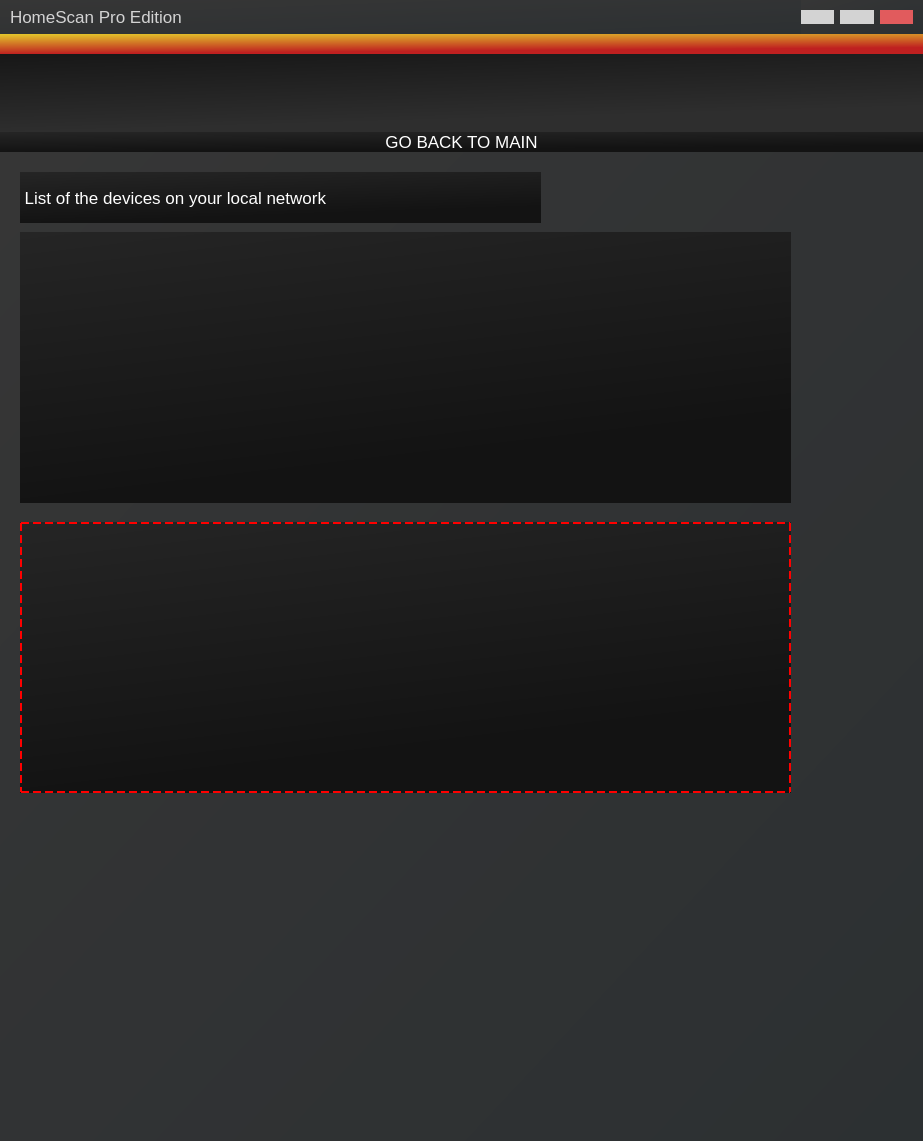
Old version of the form router/ports.ui in the repository hunterjreid/HomeScan.
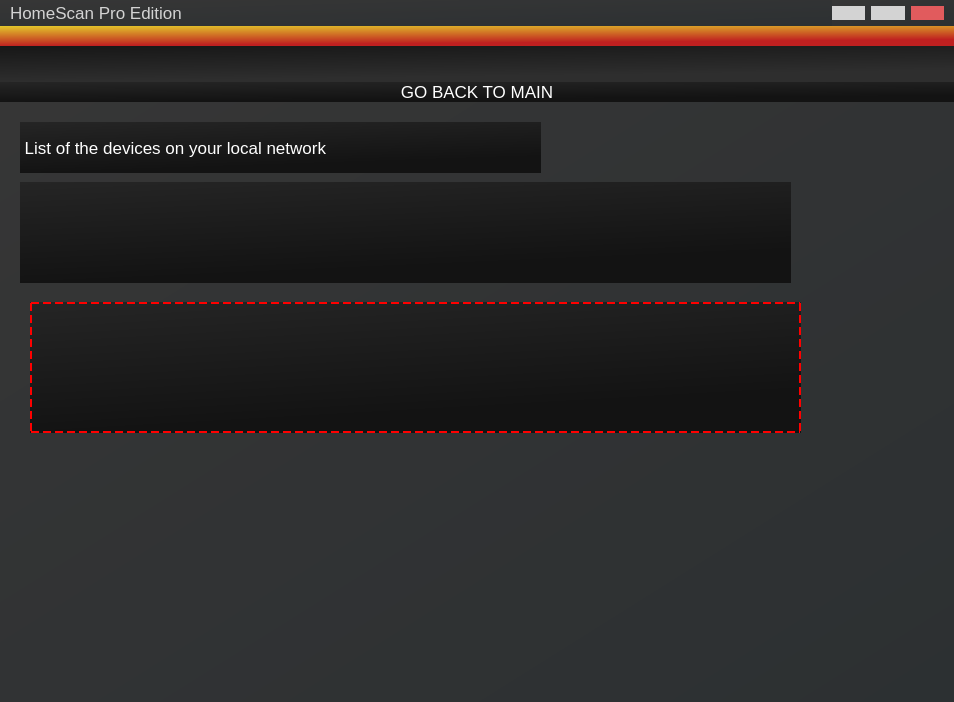
New version of the form. Icons and pictures are not drawn.

Patch:
```diff
--- a/router/ports.ui
+++ b/router/ports.ui
@@ -6,8 +6,8 @@
    <rect>
     <x>0</x>
     <y>0</y>
-    <width>923</width>
-    <height>1141</height>
+    <width>954</width>
+    <height>702</height>
    </rect>
   </property>
   <property name="windowTitle">
@@ -321,7 +321,7 @@
          <property name="minimumSize">
           <size>
            <width>0</width>
-           <height>900</height>
+           <height>600</height>
           </size>
          </property>
          <property name="frameShape">
@@ -336,7 +336,7 @@
             <x>20</x>
             <y>80</y>
             <width>771</width>
-            <height>271</height>
+            <height>101</height>
            </rect>
           </property>
           <property name="styleSheet">
@@ -368,10 +368,10 @@
          <widget class="QListWidget" name="listWidget_2">
           <property name="geometry">
            <rect>
-            <x>20</x>
-            <y>370</y>
+            <x>30</x>
+            <y>200</y>
             <width>771</width>
-            <height>271</height>
+            <height>131</height>
            </rect>
           </property>
           <property name="styleSheet">
```
